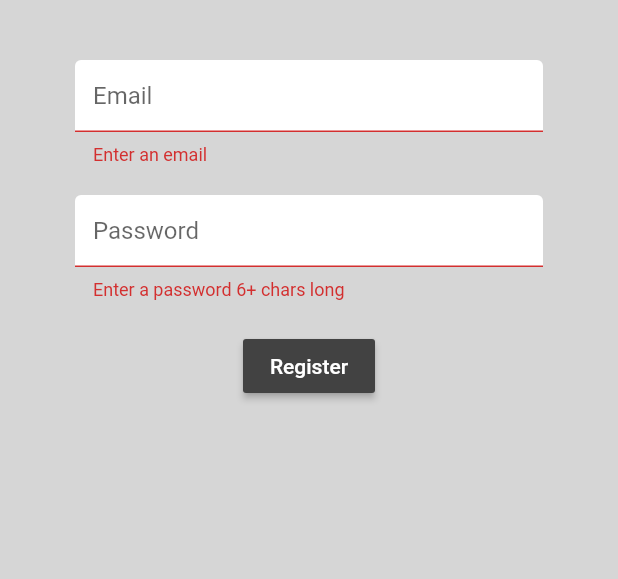
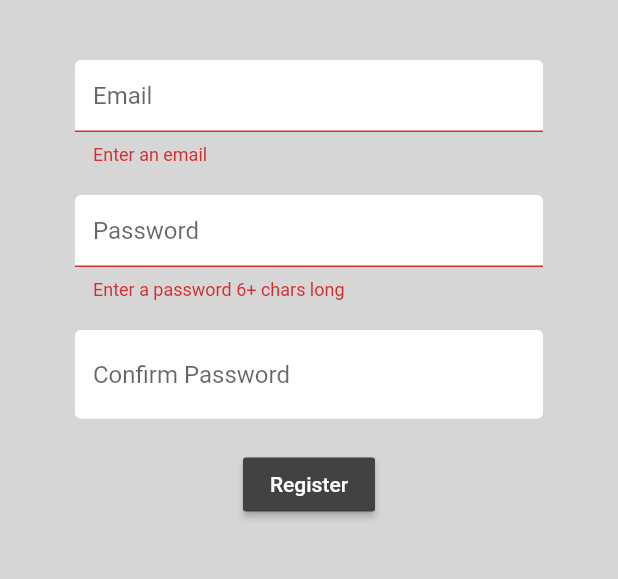
Before and after one commit to srujanjoshi/Recipe-Idea-Generator, a Flutter app: the Register screen opened directly, after a tap on "Register", on a phone screen of 412 x 824 dp, the part 84-663 px from its top. Run offline on Flutter 3.47's test engine with Material 2 defaults, Android fonts, the phone set to English and light mode, and no system bars; our stand-ins replace firebase_auth, flutter_spinkit; accounts and stored records are empty.

Commit message:
Add Confirm Password text field, and program it

```diff
--- a/lib/pages/register.dart
+++ b/lib/pages/register.dart
@@ -85,6 +85,17 @@ class _RegisterState extends State<Register> {
                     }
                 ),
                 SizedBox(height: 20),
+                TextFormField(
+                    decoration: textInputDecoration.copyWith(hintText: 'Confirm Password'),
+                    validator: (val) {
+                      if (val != password)
+                        return 'Passwords do not match';
+                      else
+                        return null;
+                    },
+                    obscureText: true,
+                ),
+                SizedBox(height: 20),
                 RaisedButton(
                   color: Colors.grey[800],
                   child: Text(
```
